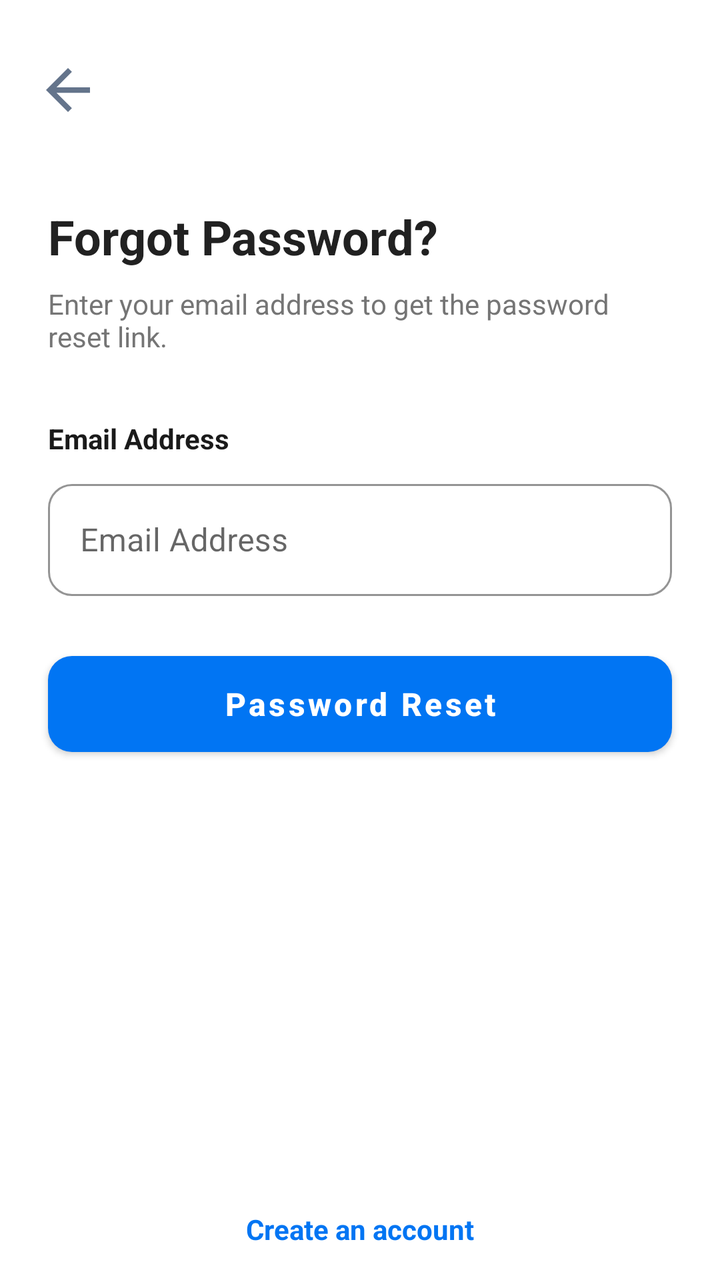
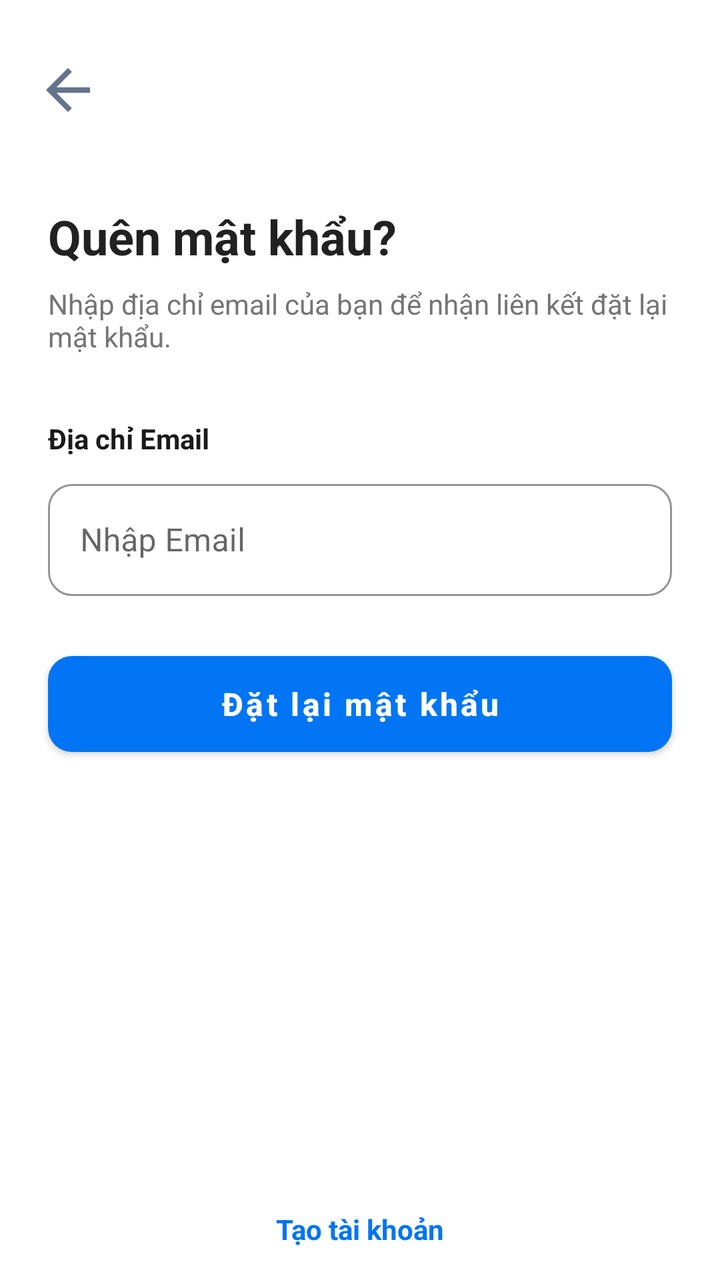

Screens rendered from an Android XML layout before and after an edit, with the pre-edit source and the edit as a unified diff.
<!-- AndroidManifest.xml: application theme Theme.FlightBookingApp -->
<!-- res/layout/activity_forgot_password.xml -->
<androidx.constraintlayout.widget.ConstraintLayout
    xmlns:android="http://schemas.android.com/apk/res/android"
    xmlns:app="http://schemas.android.com/apk/res-auto"
    xmlns:tools="http://schemas.android.com/tools"
    android:id="@+id/main"
    android:layout_width="match_parent"
    android:layout_height="match_parent"

    android:background="@color/white">

    <ImageButton
        android:id="@+id/btnBack"
        android:layout_width="50dp"
        android:layout_height="50dp"
        android:background="@color/white"
        android:padding="14dp"
        android:scaleType="fitCenter"
        android:layout_marginStart="9dp"
        android:layout_marginTop="20dp"
        android:src="@drawable/ic_back"

        app:layout_constraintStart_toStartOf="parent"
        app:layout_constraintTop_toTopOf="parent" />

    <TextView
        android:id="@+id/tvTitle"
        android:layout_width="match_parent"
        android:layout_height="wrap_content"
        android:layout_marginTop="32dp"
        android:layout_marginHorizontal="24dp"
        android:text="Forgot Password?"
        android:textColor="#212121"
        android:textSize="24sp"
        android:textStyle="bold"
        app:layout_constraintStart_toStartOf="parent"
        app:layout_constraintTop_toBottomOf="@id/btnBack" />

    <TextView
        android:id="@+id/tvSubtitle"
        android:layout_width="0dp"
        android:layout_height="wrap_content"
        android:layout_marginTop="8dp"
        android:text="Enter your email address to get the password reset link."
        android:textColor="#757575"
        android:textSize="@dimen/text_size_body"
        app:layout_constraintEnd_toEndOf="@id/tvTitle"
        app:layout_constraintStart_toStartOf="@+id/tvTitle"
        app:layout_constraintTop_toBottomOf="@id/tvTitle" />

    <TextView
        android:id="@+id/labelEmail"
        android:layout_width="0dp"
        android:layout_height="wrap_content"
        android:layout_marginTop="32dp"
        android:text="Email Address"
        android:textSize="@dimen/text_size_body"
        android:textColor="@color/text_title"
        android:textStyle="bold"
        app:layout_constraintStart_toStartOf="@id/tvSubtitle"
        app:layout_constraintEnd_toEndOf="@+id/tvSubtitle"
        app:layout_constraintTop_toBottomOf="@id/tvSubtitle" />


    <com.google.android.material.textfield.TextInputLayout
        android:id="@+id/tl_EmailForgot"
        style="@style/Widget.MaterialComponents.TextInputLayout.OutlinedBox"
        android:layout_width="0dp"
        android:layout_height="wrap_content"
        android:layout_marginTop="8dp"
        android:hint="Email Address"
        app:boxCornerRadiusBottomEnd="12dp"
        app:boxCornerRadiusBottomStart="12dp"
        app:boxCornerRadiusTopEnd="12dp"
        app:boxCornerRadiusTopStart="12dp"
        app:boxStrokeColor="#0175F3"
        app:layout_constraintStart_toStartOf="@+id/labelEmail"
        app:layout_constraintEnd_toEndOf="@+id/labelEmail"
        app:layout_constraintTop_toBottomOf="@id/labelEmail">

        <com.google.android.material.textfield.TextInputEditText
            android:id="@+id/edtEmailForgot"
            android:layout_width="match_parent"
            android:layout_height="56dp"
            android:inputType="textEmailAddress"
            android:paddingStart="16dp" />

    </com.google.android.material.textfield.TextInputLayout>

    <com.google.android.material.button.MaterialButton
        android:id="@+id/btnReset"
        style="@style/Widget.MaterialComponents.Button"
        android:layout_width="0dp"
        android:layout_height="60dp"
        android:layout_marginTop="24dp"
        android:text="Password Reset"
        android:textAllCaps="false"
        android:textSize="16sp"
        android:textStyle="bold"
        app:backgroundTint="#0175F3"
        app:cornerRadius="12dp"
        app:elevation="4dp"
        app:layout_constraintStart_toStartOf="@+id/tl_EmailForgot"
        app:layout_constraintEnd_toEndOf="@+id/tl_EmailForgot"
        app:layout_constraintTop_toBottomOf="@id/tl_EmailForgot"
        app:rippleColor="@color/white" />

    <TextView
        android:id="@+id/tv_create_account"
        android:layout_width="wrap_content"
        android:layout_height="wrap_content"
        android:layout_marginBottom="16dp"
        android:text="Create an account"
        android:textColor="#0175F3"
        android:textStyle="bold"
        android:textSize="@dimen/text_size_body"
        app:layout_constraintBottom_toBottomOf="parent"
        app:layout_constraintEnd_toEndOf="parent"
        app:layout_constraintStart_toStartOf="parent" />

</androidx.constraintlayout.widget.ConstraintLayout>
<!-- resources referenced by this layout -->
<resources>
  <color name="text_title">#1A1A1A</color>
  <color name="white">#FFFFFFFF</color>
  <dimen name="text_size_body">14sp</dimen>
  <!-- drawable ic_back (drawable) -->
  <vector xmlns:android="http://schemas.android.com/apk/res/android"
      android:width="16dp"
      android:height="16dp"
      android:viewportWidth="16"
      android:viewportHeight="16">
    <path
        android:pathData="M3.825,9L9.425,14.6L8,16L0,8L8,0L9.425,1.4L3.825,7H16V9H3.825Z"
        android:fillColor="#64748B"/>
  </vector>
  <style name="Theme.FlightBookingApp" parent="Theme.MaterialComponents.DayNight.NoActionBar">
          
          <item name="colorPrimary">@color/purple_500</item>
          <item name="colorPrimaryVariant">@color/purple_700</item>
          <item name="colorOnPrimary">@color/white</item>
          
          <item name="colorSecondary">@color/teal_200</item>
          <item name="colorSecondaryVariant">@color/teal_700</item>
          <item name="colorOnSecondary">@color/black</item>
          
          <item name="android:statusBarColor">?attr/colorPrimaryVariant</item>
          
      </style>
  <color name="purple_500">#FF6200EE</color>
  <color name="purple_700">#FF3700B3</color>
  <color name="teal_200">#FF03DAC5</color>
  <color name="teal_700">#FF018786</color>
  <color name="black">#FF000000</color>
</resources>

<!-- the commit's change to res/layout/activity_forgot_password.xml (unified diff, before → after) -->
@@ -5,7 +5,6 @@
     android:id="@+id/main"
     android:layout_width="match_parent"
     android:layout_height="match_parent"
-
     android:background="@color/white">
 
     <ImageButton
@@ -18,7 +17,6 @@
         android:layout_marginStart="9dp"
         android:layout_marginTop="20dp"
         android:src="@drawable/ic_back"
-
         app:layout_constraintStart_toStartOf="parent"
         app:layout_constraintTop_toTopOf="parent" />
 
@@ -28,7 +26,7 @@
         android:layout_height="wrap_content"
         android:layout_marginTop="32dp"
         android:layout_marginHorizontal="24dp"
-        android:text="Forgot Password?"
+        android:text="@string/forgot_pw_title"
         android:textColor="#212121"
         android:textSize="24sp"
         android:textStyle="bold"
@@ -40,7 +38,7 @@
         android:layout_width="0dp"
         android:layout_height="wrap_content"
         android:layout_marginTop="8dp"
-        android:text="Enter your email address to get the password reset link."
+        android:text="@string/forgot_pw_subtitle"
         android:textColor="#757575"
         android:textSize="@dimen/text_size_body"
         app:layout_constraintEnd_toEndOf="@id/tvTitle"
@@ -52,7 +50,7 @@
         android:layout_width="0dp"
         android:layout_height="wrap_content"
         android:layout_marginTop="32dp"
-        android:text="Email Address"
+        android:text="@string/label_email_address"
         android:textSize="@dimen/text_size_body"
         android:textColor="@color/text_title"
         android:textStyle="bold"
@@ -67,7 +65,7 @@
         android:layout_width="0dp"
         android:layout_height="wrap_content"
         android:layout_marginTop="8dp"
-        android:hint="Email Address"
+        android:hint="@string/hint_email_address_only"
         app:boxCornerRadiusBottomEnd="12dp"
         app:boxCornerRadiusBottomStart="12dp"
         app:boxCornerRadiusTopEnd="12dp"
@@ -92,7 +90,7 @@
         android:layout_width="0dp"
         android:layout_height="60dp"
         android:layout_marginTop="24dp"
-        android:text="Password Reset"
+        android:text="@string/btn_reset_password"
         android:textAllCaps="false"
         android:textSize="16sp"
         android:textStyle="bold"
@@ -109,7 +107,7 @@
         android:layout_width="wrap_content"
         android:layout_height="wrap_content"
         android:layout_marginBottom="16dp"
-        android:text="Create an account"
+        android:text="@string/link_create_account"
         android:textColor="#0175F3"
         android:textStyle="bold"
         android:textSize="@dimen/text_size_body"
<!-- resource entries referenced after the edit -->
@@ -13,6 +13,12 @@
         android:pathData="M3.825,9L9.425,14.6L8,16L0,8L8,0L9.425,1.4L3.825,7H16V9H3.825Z"
         android:fillColor="#64748B"/>
   </vector>
+  <string name="btn_reset_password">Đặt lại mật khẩu</string>
+  <string name="forgot_pw_subtitle">Nhập địa chỉ email của bạn để nhận liên kết đặt lại mật khẩu.</string>
+  <string name="forgot_pw_title">Quên mật khẩu?</string>
+  <string name="hint_email_address_only">Nhập Email</string>
+  <string name="label_email_address">Địa chỉ Email</string>
+  <string name="link_create_account">Tạo tài khoản</string>
   <style name="Theme.FlightBookingApp" parent="Theme.MaterialComponents.DayNight.NoActionBar">
           
           <item name="colorPrimary">@color/purple_500</item>
